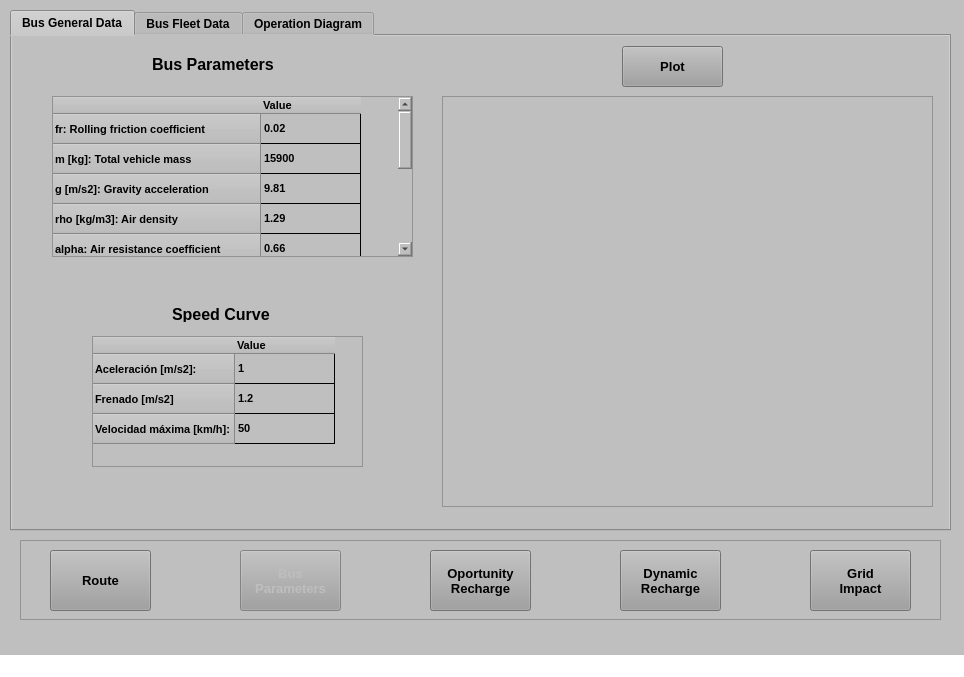
Potter-Gryffindor/Proyecto-Final, file UI/InterfaceBus.ui: the form before one commit.
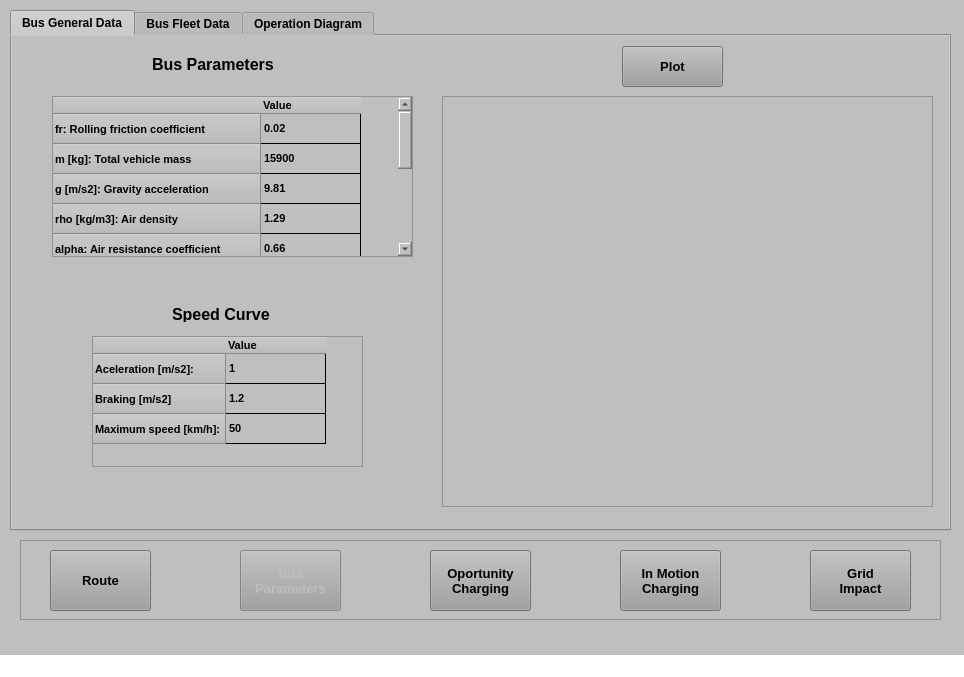
The form after the commit. Icons and pictures are not drawn.

Commit message: Prediseño Interfaz Gráfica V.1

The edit to the form file:
```diff
--- a/UI/InterfaceBus.ui
+++ b/UI/InterfaceBus.ui
@@ -660,8 +660,8 @@
       <string notr="true">background-color: rgb(159, 159, 159);</string>
      </property>
      <property name="text">
-      <string>Dynamic
-Recharge</string>
+      <string>In Motion
+Charging</string>
      </property>
     </widget>
     <widget class="QPushButton" name="OportunityButton">
@@ -689,7 +689,7 @@
      </property>
      <property name="text">
       <string>Oportunity
-Recharge</string>
+Charging</string>
      </property>
     </widget>
     <widget class="QPushButton" name="GridButton">
@@ -1031,7 +1031,7 @@
       </property>
       <row>
        <property name="text">
-        <string>Aceleración [m/s2]:</string>
+        <string>Aceleration [m/s2]:</string>
        </property>
        <property name="font">
         <font>
@@ -1044,7 +1044,7 @@
       </row>
       <row>
        <property name="text">
-        <string>Frenado [m/s2]</string>
+        <string>Braking [m/s2]</string>
        </property>
        <property name="font">
         <font>
@@ -1057,7 +1057,7 @@
       </row>
       <row>
        <property name="text">
-        <string>Velocidad máxima [km/h]: </string>
+        <string>Maximum speed [km/h]: </string>
        </property>
        <property name="font">
         <font>
```
Left out of the diff: 4 changed lines with no effect on the pictures. The commit also changes 5 other files.
